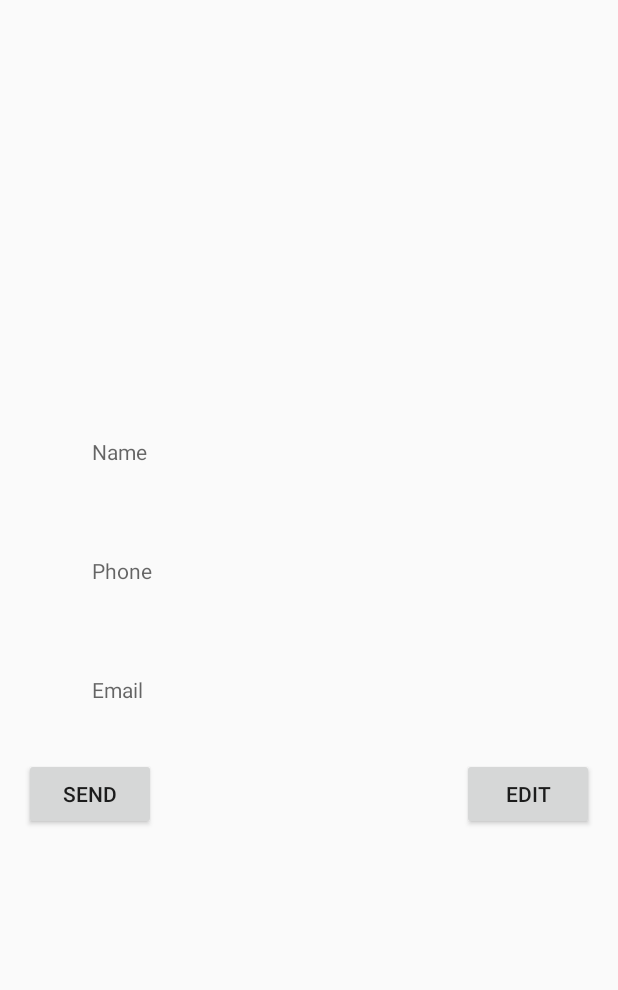
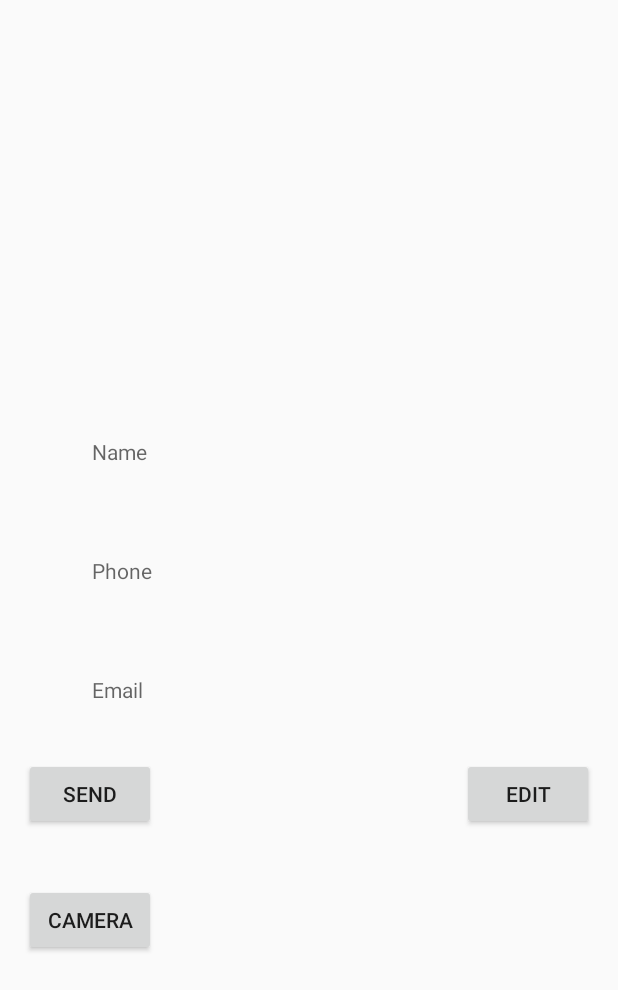
Before and after one commit to ElinaKhasanova/androidHomework, an Android app: the screen it shows after launch (MainActivity), on a phone screen of 412 x 824 dp. Shown: the top 990 px of the screen. Run offline under Robolectric (Android 15) with nearby library versions, the phone set to English and light mode, and no system bars.

Commit message:
second intent filter with camera

```diff
--- a/IntentFilter/app/src/main/AndroidManifest.xml
+++ b/IntentFilter/app/src/main/AndroidManifest.xml
@@ -13,6 +13,7 @@
             <intent-filter>
                 <action android:name="android.intent.action.MAIN" />
                 <action android:name="android.intent.action.SEND"/>
+                <action android:name="android.media.action.IMAGE_CAPTURE" />
                 <category android:name="android.intent.category.DEFAULT"/>
                 <data android:mimeType="text/plain"/>
                 <category android:name="android.intent.category.LAUNCHER" />
--- a/MyApplication2/homework1/src/main/java/com/example/homework1/MainActivity.java
+++ b/MyApplication2/homework1/src/main/java/com/example/homework1/MainActivity.java
@@ -1,6 +1,10 @@
 package com.example.homework1;
 
 import android.content.Intent;
+import android.graphics.Bitmap;
+import android.net.Uri;
+import android.provider.CalendarContract;
+import android.provider.MediaStore;
 import android.support.v7.app.AppCompatActivity;
 import android.os.Bundle;
 import android.view.View;
@@ -12,12 +16,14 @@ public class MainActivity extends AppCompatActivity {
 
     private static final int EDIT_REQUEST_CODE = 0;
     private static final int REQUEST_ID = 1;
+    static final int REQUEST_IMAGE_CAPTURE = 1;
 
     TextView name;
     TextView phone;
     TextView email;
     Button editButton;
     Button sendButton;
+    Button cameraButton;
 
     @Override
     protected void onCreate(Bundle savedInstanceState) {
@@ -29,6 +35,7 @@ public class MainActivity extends AppCompatActivity {
         email = findViewById(R.id.email);
         editButton = findViewById(R.id.btn_edit);
         sendButton = findViewById(R.id.btn_send);
+        cameraButton = findViewById(R.id.btn_camera);
 
         editButton.setOnClickListener(new View.OnClickListener() {
             @Override
@@ -49,7 +56,15 @@ public class MainActivity extends AppCompatActivity {
             }
         });
 
-
+        cameraButton.setOnClickListener(new View.OnClickListener() {
+            @Override
+            public void onClick(View v) {
+                Intent intent = new Intent(MediaStore.ACTION_IMAGE_CAPTURE);
+                if (intent.resolveActivity(getPackageManager()) != null) {
+                    startActivityForResult(intent, REQUEST_IMAGE_CAPTURE);
+                }
+            }
+        });
     }
 
     @Override
@@ -69,9 +84,8 @@ public class MainActivity extends AppCompatActivity {
                 phone.setText(data.getStringExtra("phone"));
             } else if (resultCode == RESULT_CANCELED) {
                 Toast.makeText(this, "Canceled", Toast.LENGTH_SHORT).show();
+            } else if (requestCode == REQUEST_IMAGE_CAPTURE && resultCode == RESULT_OK) {
             }
         }
-
     }
-
 }
--- a/MyApplication2/homework1/src/main/res/layout/activity_main.xml
+++ b/MyApplication2/homework1/src/main/res/layout/activity_main.xml
@@ -10,13 +10,13 @@
         android:id="@+id/name"
         android:layout_width="0dp"
         android:layout_height="wrap_content"
-        android:hint="Name"
-        app:layout_constraintVertical_chainStyle="packed"
+        android:hint="@string/name"
         android:padding="20dp"
-        app:layout_constraintTop_toTopOf="parent"
         app:layout_constraintBottom_toTopOf="@+id/phone"
         app:layout_constraintEnd_toEndOf="parent"
         app:layout_constraintStart_toStartOf="parent"
+        app:layout_constraintTop_toTopOf="parent"
+        app:layout_constraintVertical_chainStyle="packed"
         app:layout_constraintWidth_percent="0.8" />
 
     <TextView
@@ -24,46 +24,58 @@
         android:layout_width="0dp"
         android:layout_height="wrap_content"
         android:layout_margin="20dp"
-        android:hint="Phone"
+        android:hint="@string/phone"
         android:padding="20dp"
-        app:layout_constraintTop_toBottomOf="@id/name"
         app:layout_constraintBottom_toTopOf="@+id/email"
         app:layout_constraintEnd_toEndOf="parent"
         app:layout_constraintStart_toStartOf="parent"
+        app:layout_constraintTop_toBottomOf="@id/name"
         app:layout_constraintWidth_percent="0.8" />
 
     <TextView
         android:id="@+id/email"
         android:layout_width="0dp"
         android:layout_height="wrap_content"
-        android:hint="Email"
+        android:hint="@string/email"
         android:padding="20dp"
-        app:layout_constraintTop_toBottomOf="@id/phone"
         app:layout_constraintBottom_toTopOf="@+id/btn_edit"
         app:layout_constraintEnd_toEndOf="parent"
         app:layout_constraintStart_toStartOf="parent"
+        app:layout_constraintTop_toBottomOf="@id/phone"
         app:layout_constraintWidth_percent="0.8" />
 
     <Button
         android:id="@+id/btn_edit"
         android:layout_width="0dp"
         android:layout_height="wrap_content"
+        android:layout_marginEnd="16dp"
         android:layout_marginRight="16dp"
         android:layout_marginTop="16dp"
-        android:text="Edit"
+        android:text="@string/edit"
+        app:layout_constraintBottom_toBottomOf="parent"
         app:layout_constraintRight_toRightOf="parent"
-        app:layout_constraintTop_toBottomOf="@id/email"
-        app:layout_constraintBottom_toBottomOf="parent" />
+        app:layout_constraintTop_toBottomOf="@id/email" />
 
     <Button
         android:id="@+id/btn_send"
         android:layout_width="0dp"
         android:layout_height="wrap_content"
         android:layout_marginLeft="16dp"
+        android:layout_marginStart="16dp"
         android:layout_marginTop="16dp"
-        android:text="Send"
+        android:text="@string/send"
         app:layout_constraintBaseline_toBaselineOf="@id/btn_edit"
         app:layout_constraintLeft_toLeftOf="parent"
         app:layout_constraintTop_toBottomOf="@id/email" />
 
+    <Button
+        android:id="@+id/btn_camera"
+        android:layout_width="wrap_content"
+        android:layout_height="wrap_content"
+        android:layout_marginLeft="16dp"
+        android:layout_marginTop="36dp"
+        android:text="@string/camera"
+        app:layout_constraintLeft_toLeftOf="parent"
+        app:layout_constraintTop_toBottomOf="@id/btn_send" />
+
 </android.support.constraint.ConstraintLayout>
--- a/MyApplication2/homework1/src/main/res/values/strings.xml
+++ b/MyApplication2/homework1/src/main/res/values/strings.xml
@@ -1,8 +1,11 @@
 <resources>
     <string name="app_name">Homework1</string>
+    <string name="send">Send</string>
+    <string name="camera">Camera</string>
+    <string name="edit">Edit</string>
+    <string name="email">Email</string>
+    <string name="phone">Phone</string>
     <string name="name">Name</string>
-    <string name="phone">Phone</string>
-    <string name="email">Email</string>
-    <string name="edit">Edit</string>
+    <string name="cancel">Cancel</string>
     <string name="save">Save</string>
 </resources>
```
Also changed, not shown: MyApplication2/homework1/src/main/java/com/example/homework1/ActivityTwo.java (+6 -6 lines), MyApplication2/homework1/src/main/res/layout/activity_two.xml (+9 -8 lines).
